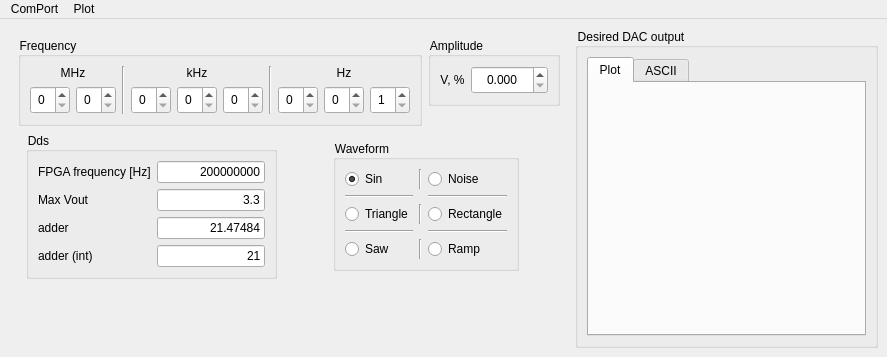
The window that QtProject/Generator/mainwindow.ui (QArchy/Arbitrary-Waveform-Generator) describes before a commit, drawn with Qt 5.
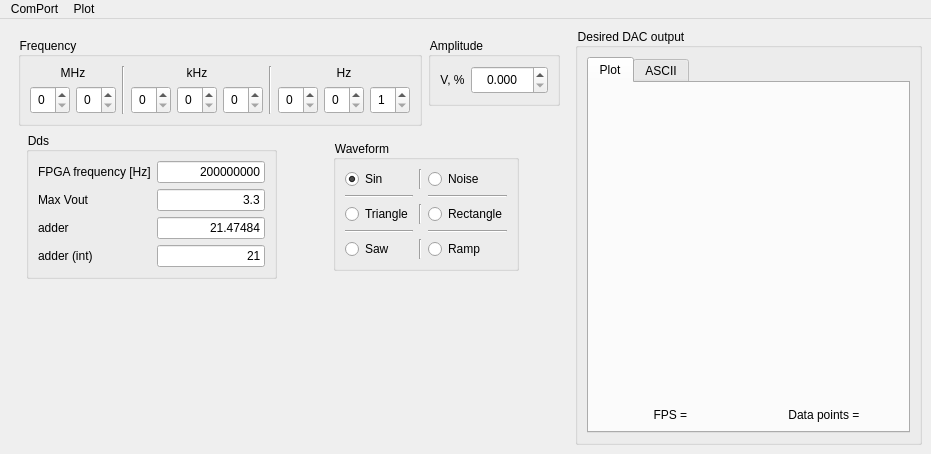
The same window after the commit. Icons and pictures are not drawn. Custom widgets are drawn as their Qt base class.

Diff of the .ui file:
```diff
--- a/QtProject/Generator/mainwindow.ui
+++ b/QtProject/Generator/mainwindow.ui
@@ -6,8 +6,8 @@
    <rect>
     <x>0</x>
     <y>0</y>
-    <width>887</width>
-    <height>357</height>
+    <width>931</width>
+    <height>454</height>
    </rect>
   </property>
   <property name="windowTitle">
@@ -17,6 +17,9 @@
    <iconset resource="app.qrc">
     <normaloff>:/img/sin.png</normaloff>:/img/sin.png</iconset>
   </property>
+  <property name="autoFillBackground">
+   <bool>false</bool>
+  </property>
   <property name="styleSheet">
    <string notr="true">QSpinBox { padding: 3px }
 QDoubleSpinBox { padding: 3px }
@@ -667,7 +670,56 @@
           <attribute name="title">
            <string>Plot</string>
           </attribute>
-          <layout class="QVBoxLayout" name="verticalLayout"/>
+          <layout class="QGridLayout" name="gridLayout_5">
+           <item row="2" column="0">
+            <widget class="QLabel" name="FPSLabel">
+             <property name="sizePolicy">
+              <sizepolicy hsizetype="Preferred" vsizetype="Fixed">
+               <horstretch>0</horstretch>
+               <verstretch>0</verstretch>
+              </sizepolicy>
+             </property>
+             <property name="text">
+              <string>FPS = </string>
+             </property>
+             <property name="alignment">
+              <set>Qt::AlignCenter</set>
+             </property>
+            </widget>
+           </item>
+           <item row="2" column="1">
+            <widget class="QLabel" name="DataPointsLabel">
+             <property name="sizePolicy">
+              <sizepolicy hsizetype="Preferred" vsizetype="Fixed">
+               <horstretch>0</horstretch>
+               <verstretch>0</verstretch>
+              </sizepolicy>
+             </property>
+             <property name="text">
+              <string>Data points = </string>
+             </property>
+             <property name="alignment">
+              <set>Qt::AlignCenter</set>
+             </property>
+            </widget>
+           </item>
+           <item row="0" column="0" colspan="2">
+            <widget class="QCustomPlot" name="QCustomPlotWidget" native="true">
+             <property name="sizePolicy">
+              <sizepolicy hsizetype="Preferred" vsizetype="Preferred">
+               <horstretch>1</horstretch>
+               <verstretch>0</verstretch>
+              </sizepolicy>
+             </property>
+             <property name="minimumSize">
+              <size>
+               <width>300</width>
+               <height>300</height>
+              </size>
+             </property>
+            </widget>
+           </item>
+          </layout>
          </widget>
          <widget class="QWidget" name="ASCIIOutputTab">
           <attribute name="title">
@@ -691,7 +743,7 @@
     <rect>
      <x>0</x>
      <y>0</y>
-     <width>887</width>
+     <width>931</width>
      <height>21</height>
     </rect>
    </property>
@@ -737,6 +789,14 @@
    </property>
   </action>
  </widget>
+ <customwidgets>
+  <customwidget>
+   <class>QCustomPlot</class>
+   <extends>QWidget</extends>
+   <header location="global">qcustomplot.h</header>
+   <container>1</container>
+  </customwidget>
+ </customwidgets>
  <resources>
   <include location="app.qrc"/>
  </resources>
```
Left out of the diff: 6 changed lines with no effect on the pictures.
